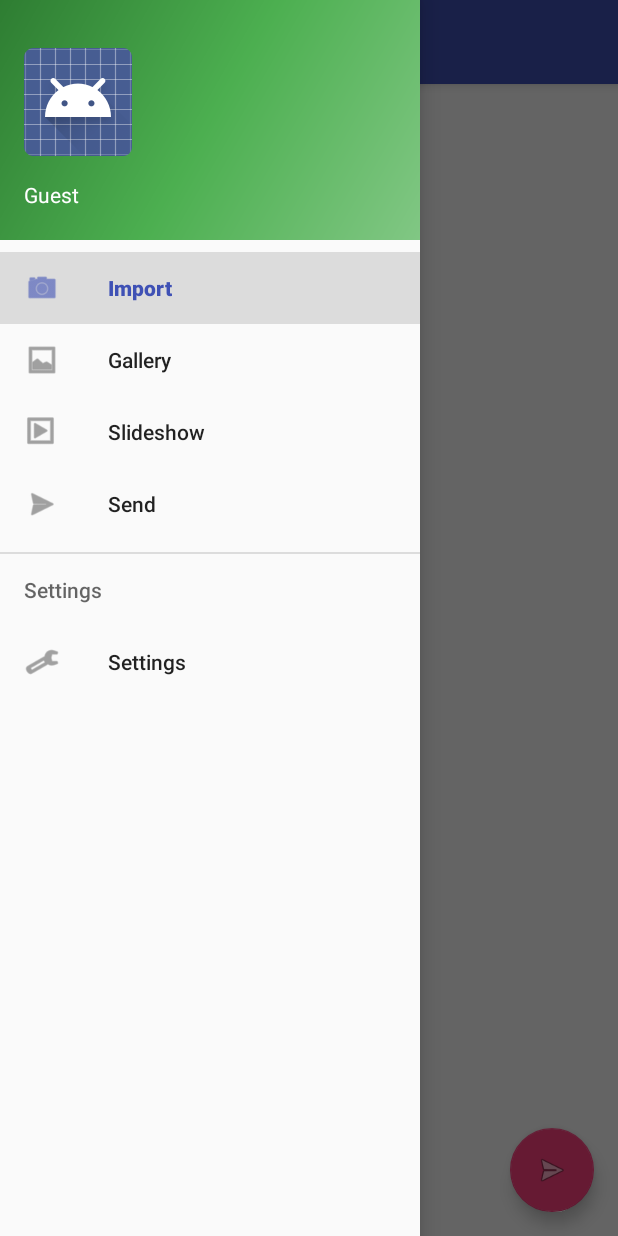
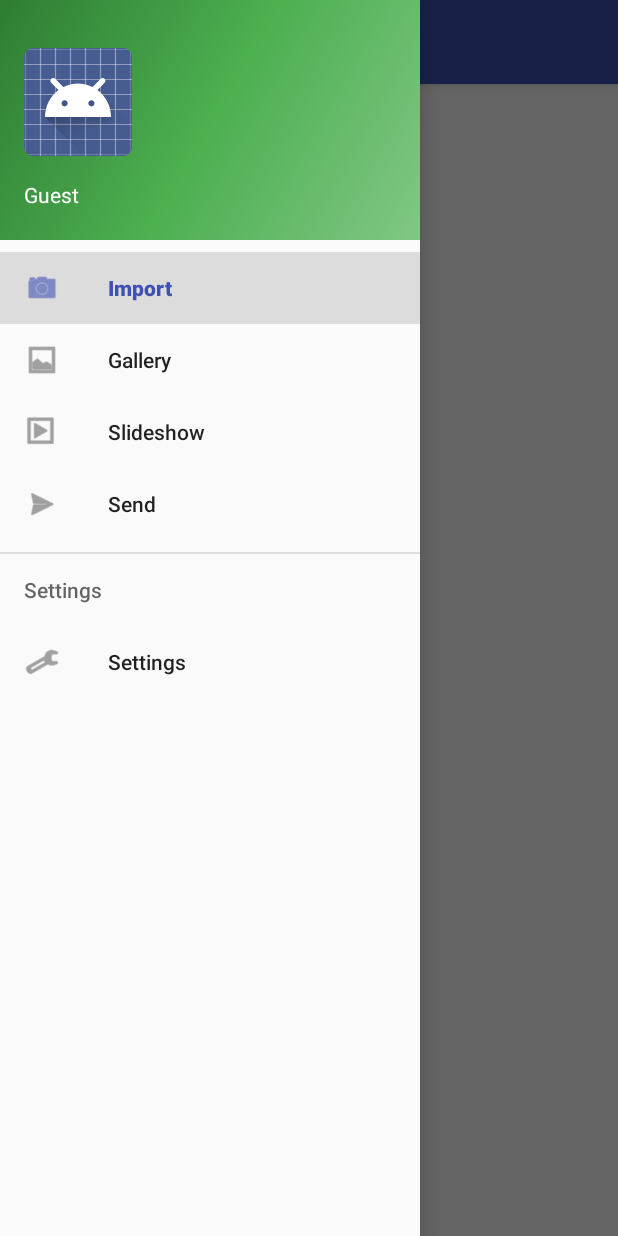
Before and after one commit to ww24/pattern, an Android app: the screen it shows after launch (MainActivity), with the side drawer open, on a phone screen of 412 x 824 dp. Run offline under Robolectric (Android 15) with nearby library versions, the phone set to English and light mode, and no system bars; our stand-ins replace data binding; libraries missing offline, so code that uses them is left out: com.alexbbb.uploadservice, org.apache.commons; 1 statement that could not run was skipped.

Commit message:
Remove Fab

```diff
--- a/app/src/main/res/layout/content_main.xml
+++ b/app/src/main/res/layout/content_main.xml
@@ -45,14 +45,5 @@
             </jp.ww24.handwrites.SquareView>
         </RelativeLayout>
 
-        <android.support.design.widget.FloatingActionButton
-            android:id="@+id/fab"
-            android:layout_width="wrap_content"
-            android:layout_height="wrap_content"
-            android:layout_alignParentBottom="true"
-            android:layout_alignParentRight="true"
-            android:layout_margin="16dp"
-            android:src="@android:drawable/ic_menu_send" />
-
     </RelativeLayout>
 </layout>
```
Also changed, not shown: app/src/main/java/jp/ww24/handwrites/MainFragment.java (+0 -69 lines).
